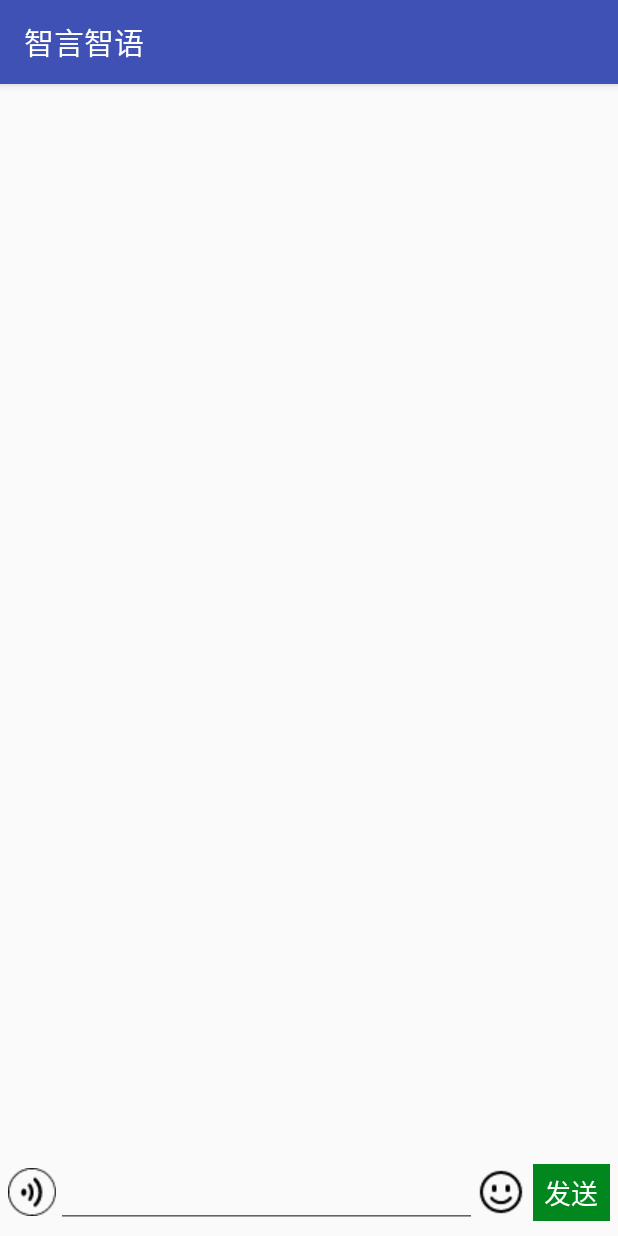
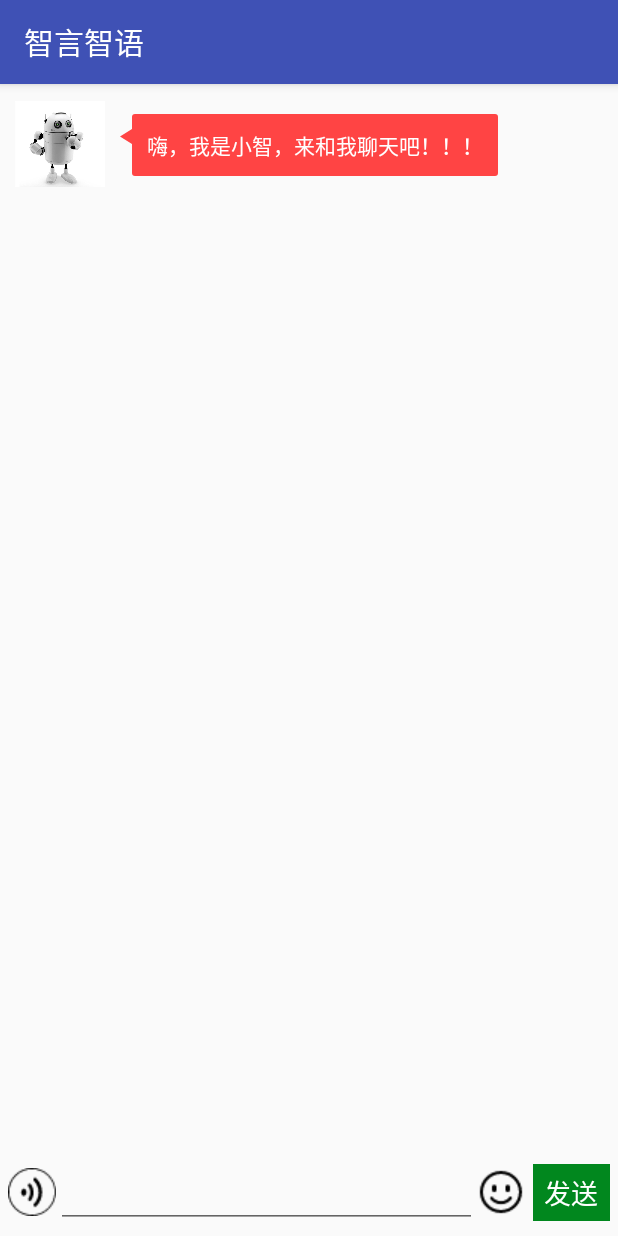
Before and after one commit to jakera123/SmartChat, an Android app: the ChatActivity screen opened directly, with no data from a screen before it, on a phone screen of 412 x 824 dp. Run offline under Robolectric (Android 15) with nearby library versions, the light colour scheme and no system bars.

Commit message:
实现聊天界面

```diff
--- a/app/src/main/java/com/example/jakera/smartchat/Activity/ChatActivity.java
+++ b/app/src/main/java/com/example/jakera/smartchat/Activity/ChatActivity.java
@@ -1,21 +1,73 @@
 package com.example.jakera.smartchat.Activity;
 
 import android.app.Activity;
+import android.graphics.BitmapFactory;
 import android.os.Bundle;
 import android.support.annotation.Nullable;
 import android.support.v7.app.AppCompatActivity;
+import android.support.v7.widget.LinearLayoutManager;
+import android.support.v7.widget.RecyclerView;
 import android.transition.Slide;
+import android.view.View;
+import android.widget.EditText;
+import android.widget.TextView;
 
+import com.example.jakera.smartchat.Adapter.ChatRecyclerViewAdapter;
+import com.example.jakera.smartchat.Adapter.MessageRecyclerViewAdapter;
+import com.example.jakera.smartchat.Entry.ChatMessageEntry;
+import com.example.jakera.smartchat.Entry.MessageEntry;
 import com.example.jakera.smartchat.R;
+
+import java.util.ArrayList;
+import java.util.List;
 
 /**
  * Created by jakera on 18-2-1.
  */
 
 public class ChatActivity extends AppCompatActivity {
+
+    private RecyclerView recyclerView;
+    private List<ChatMessageEntry> datas;
+    private ChatRecyclerViewAdapter adapter;
+
+    private TextView tv_send;
+    private EditText et_input_text;
+
     @Override
     protected void onCreate(@Nullable Bundle savedInstanceState) {
         super.onCreate(savedInstanceState);
         setContentView(R.layout.activity_chat);
+        recyclerView=(RecyclerView)findViewById(R.id.recyclerview_chat);
+        recyclerView.setLayoutManager(new LinearLayoutManager(this));
+        adapter=new ChatRecyclerViewAdapter();
+
+        datas=new ArrayList<>();
+
+        ChatMessageEntry messageEntry0=new ChatMessageEntry();
+        messageEntry0.setPortrait(BitmapFactory.decodeResource(getResources(),R.drawable.robot_portrait));
+        messageEntry0.setContent("嗨，我是小智，来和我聊天吧！！！");
+        messageEntry0.setViewType(ChatMessageEntry.RECEIVEMESSAGE);
+
+        et_input_text=(EditText)findViewById(R.id.et_input_text);
+        tv_send=(TextView)findViewById(R.id.tv_send);
+        tv_send.setOnClickListener(new View.OnClickListener() {
+            @Override
+            public void onClick(View v) {
+                ChatMessageEntry messageEntry=new ChatMessageEntry();
+                messageEntry.setPortrait(BitmapFactory.decodeResource(getResources(),R.drawable.robot_portrait));
+                messageEntry.setContent(et_input_text.getText().toString());
+                messageEntry.setViewType(ChatMessageEntry.SENDMESSAGE);
+                et_input_text.setText("");
+                datas.add(messageEntry);
+                adapter.notifyDataSetChanged();
+                recyclerView.scrollToPosition(datas.size()-1);
+            }
+        });
+
+        datas.add(messageEntry0);
+
+        adapter.setDatas(datas);
+        recyclerView.setAdapter(adapter);
     }
 }
--- a/app/src/main/java/com/example/jakera/smartchat/Adapter/ChatRecyclerViewAdapter.java
+++ b/app/src/main/java/com/example/jakera/smartchat/Adapter/ChatRecyclerViewAdapter.java
@@ -1,36 +1,107 @@
 package com.example.jakera.smartchat.Adapter;
 
 import android.support.v7.widget.RecyclerView;
+import android.view.LayoutInflater;
+import android.view.View;
 import android.view.ViewGroup;
+import android.widget.ImageView;
+import android.widget.Switch;
+
+import com.example.jakera.smartchat.Entry.ChatMessageEntry;
+import com.example.jakera.smartchat.Entry.MessageEntry;
+import com.example.jakera.smartchat.R;
+import com.example.jakera.smartchat.Views.BubbleTextView;
+
+import java.util.List;
 
 /**
  * Created by jakera on 18-2-1.
  */
 
 public class ChatRecyclerViewAdapter extends RecyclerView.Adapter {
+    private List<ChatMessageEntry> datas;
+
+
+    public void setDatas(List<ChatMessageEntry> datas){
+        this.datas=datas;
+    }
+
+    /**
+     *
+     * @param parent
+     * @param viewType 这个viewType由getItemViewType获得，所以得重写这个函数
+     * @return
+     */
     @Override
     public RecyclerView.ViewHolder onCreateViewHolder(ViewGroup parent, int viewType) {
+        switch (viewType){
+            case ChatMessageEntry.RECEIVEMESSAGE:
+                ChatMessageLeftViewHolder viewHolder=new ChatMessageLeftViewHolder(LayoutInflater.from(parent.getContext()).inflate(R.layout.chat_left_item,null));
+                return viewHolder;
+            case ChatMessageEntry.SENDMESSAGE:
+                ChatMessageRightViewHolder viewHolder1=new ChatMessageRightViewHolder(LayoutInflater.from(parent.getContext()).inflate(R.layout.chat_right_item,null));
+                return viewHolder1;
+        }
         return null;
     }
 
     @Override
     public void onBindViewHolder(RecyclerView.ViewHolder holder, int position) {
+        ChatMessageEntry tempMessage;
+        switch (getItemViewType(position)){
+            case ChatMessageEntry.SENDMESSAGE:
+                ChatRecyclerViewAdapter.ChatMessageRightViewHolder tempHolder=(ChatRecyclerViewAdapter.ChatMessageRightViewHolder)holder;
+                tempMessage=datas.get(position);
+                tempHolder.iv_portrait.setImageBitmap(tempMessage.getPortrait());
+                //为Item设置监听所用
+                tempHolder.iv_portrait.setTag(position);
+                tempHolder.bubble_content.setText(tempMessage.getContent());
+                break;
+
+            case ChatMessageEntry.RECEIVEMESSAGE:
+                ChatRecyclerViewAdapter.ChatMessageLeftViewHolder tempHolder1=(ChatRecyclerViewAdapter.ChatMessageLeftViewHolder)holder;
+                tempMessage=datas.get(position);
+                tempHolder1.iv_portrait.setImageBitmap(tempMessage.getPortrait());
+                //为Item设置监听所用
+                tempHolder1.iv_portrait.setTag(position);
+                tempHolder1.bubble_content.setText(tempMessage.getContent());
+                break;
+        }
 
     }
 
     @Override
+    public int getItemViewType(int position) {
+        return datas.get(position).getViewType();
+    }
+
+    @Override
     public int getItemCount() {
-        return 0;
+        return datas.size();
     }
 
 
+    private class ChatMessageLeftViewHolder extends RecyclerView.ViewHolder{
+        private ImageView iv_portrait;
+        private BubbleTextView bubble_content;
 
+        public ChatMessageLeftViewHolder(View itemView) {
+            super(itemView);
+            iv_portrait=(ImageView)itemView.findViewById(R.id.iv_chat_left_portrait);
+            bubble_content=(BubbleTextView)itemView.findViewById(R.id.bubble_chat_left);
+        }
+    }
 
+    private class ChatMessageRightViewHolder extends RecyclerView.ViewHolder{
+        private ImageView iv_portrait;
+        private BubbleTextView bubble_content;
 
-
-
-
-
+        public ChatMessageRightViewHolder(View itemView) {
+            super(itemView);
+            iv_portrait=(ImageView)itemView.findViewById(R.id.iv_chat_right_portrait);
+            bubble_content=(BubbleTextView)itemView.findViewById(R.id.bubble_chat_right);
+        }
+    }
 
 
 }
--- /dev/null
+++ b/app/src/main/java/com/example/jakera/smartchat/Entry/ChatMessageEntry.java
@@ -0,0 +1,41 @@
+package com.example.jakera.smartchat.Entry;
+
+import android.graphics.Bitmap;
+
+/**
+ * Created by jakera on 18-2-1.
+ */
+
+public class ChatMessageEntry {
+
+    public final static int SENDMESSAGE=0;
+    public final static int RECEIVEMESSAGE=1;
+
+    private Bitmap portrait;
+    private String content;
+    private int viewType=1;
+
+    public int getViewType() {
+        return viewType;
+    }
+
+    public void setViewType(int viewType) {
+        this.viewType = viewType;
+    }
+
+    public Bitmap getPortrait() {
+        return portrait;
+    }
+
+    public void setPortrait(Bitmap portrait) {
+        this.portrait = portrait;
+    }
+
+    public String getContent() {
+        return content;
+    }
+
+    public void setContent(String content) {
+        this.content = content;
+    }
+}
--- /dev/null
+++ b/app/src/main/res/layout/chat_left_item.xml
@@ -0,0 +1,29 @@
+<?xml version="1.0" encoding="utf-8"?>
+<LinearLayout xmlns:android="http://schemas.android.com/apk/res/android"
+    android:layout_width="match_parent"
+    android:layout_height="match_parent"
+    xmlns:app="http://schemas.android.com/apk/res-auto"
+    android:orientation="horizontal">
+    <ImageView
+        android:id="@+id/iv_chat_left_portrait"
+        android:layout_width="60dp"
+        android:layout_height="60dp"
+        android:layout_margin="10dp"
+        android:src="@drawable/robot_portrait"/>
+    <com.example.jakera.smartchat.Views.BubbleTextView
+        android:id="@+id/bubble_chat_left"
+        android:layout_width="wrap_content"
+        android:layout_height="wrap_content"
+        android:text="Hello BubbleTextVew"
+        android:padding="10dp"
+        android:textColor="@android:color/white"
+        android:layout_marginTop="20dp"
+        app:arrowWidth="8dp"
+        app:angle="2dp"
+        app:arrowHeight="10dp"
+        app:arrowPosition="10dp"
+        app:arrowLocation="left"
+        app:bubbleColor="#ff4444"
+        />
+
+</LinearLayout>
```
Also changed, not shown: app/src/main/res/layout/chat_right_item.xml (added, +33 -0 lines).
